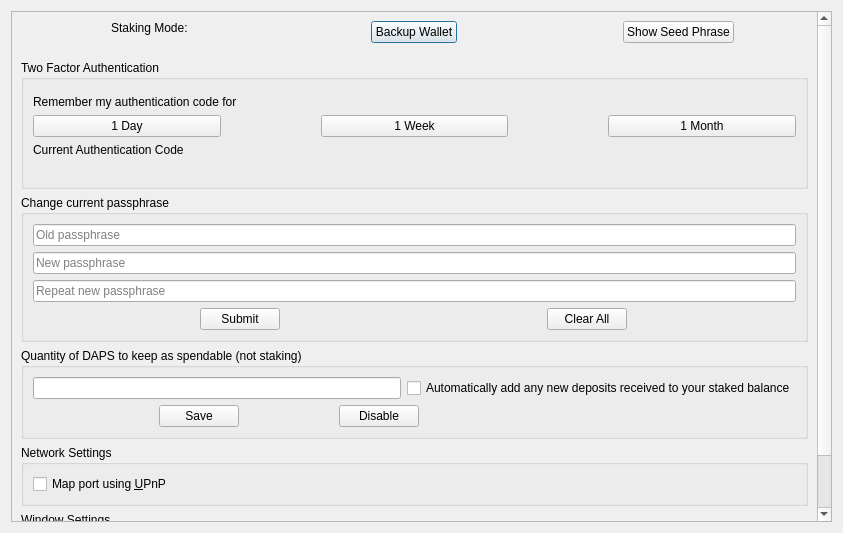
First picture: the form in src/qt/forms/optionspage.ui, repository nashsclay/DAPSCoin, before the edit.
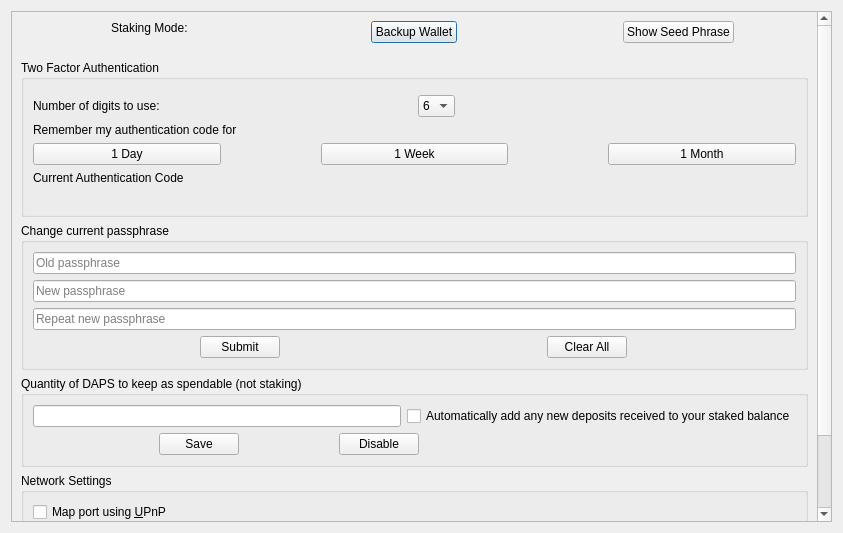
Second picture: the form after the edit. Custom widgets are drawn as their Qt base class.

Commit message: Add 2FA digits settings/options (6 or 8)

```diff
--- a/src/qt/forms/optionspage.ui
+++ b/src/qt/forms/optionspage.ui
@@ -34,7 +34,7 @@
         <x>0</x>
         <y>0</y>
         <width>806</width>
-        <height>541</height>
+        <height>565</height>
        </rect>
       </property>
       <layout class="QVBoxLayout" name="verticalLayout">
@@ -179,6 +179,34 @@
               </property>
              </widget>
             </item>
+            <item>
+             <layout class="QHBoxLayout" name="horizontalLayout_8">
+              <item>
+               <widget class="QLabel" name="twoFADigits">
+                <property name="text">
+                 <string>Number of digits to use:</string>
+                </property>
+               </widget>
+              </item>
+              <item alignment="Qt::AlignLeft">
+               <widget class="QComboBox" name="comboBox">
+                <property name="maxVisibleItems">
+                 <number>2</number>
+                </property>
+                <item>
+                 <property name="text">
+                  <string>6</string>
+                 </property>
+                </item>
+                <item>
+                 <property name="text">
+                  <string>8</string>
+                 </property>
+                </item>
+               </widget>
+              </item>
+             </layout>
+            </item>
             <item>
              <widget class="QLabel" name="label_3">
               <property name="text">
```
The commit also changes 10 other files.
